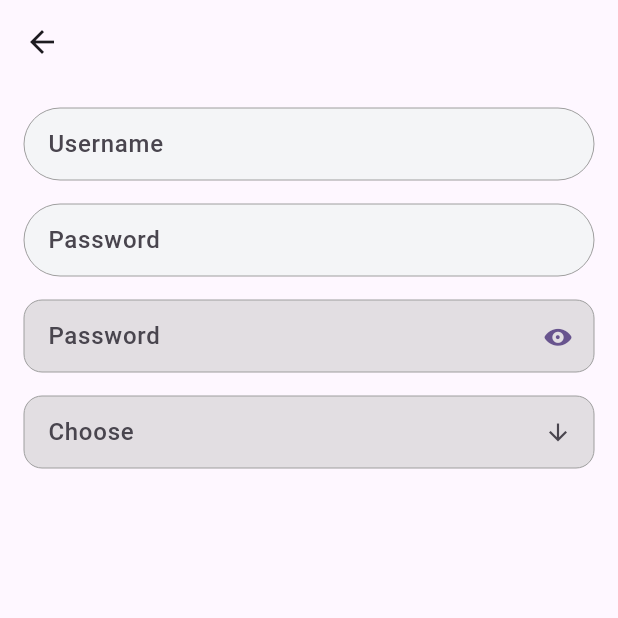
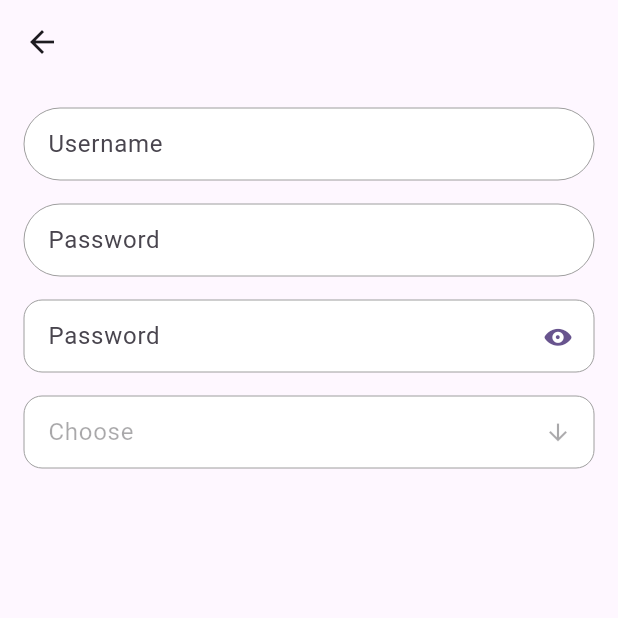
Before and after one commit to viroth-ty/express_widget, a Flutter app: the InputFieldPage screen opened directly, on a phone screen of 412 x 824 dp, the top half of it. Run offline on Flutter 3.47's test engine with Material 3 defaults, Android fonts, the phone set to English and light mode, and no system bars; our stand-ins replace figma_squircle, skeletonizer, smooth_page_indicator; missing offline and left inert: circular_reveal_animation.

Commit message:
## 0.0.14 - Updated on ExpressTextField - support enable border

```diff
--- a/example/lib/feature/checkbox_page.dart
+++ b/example/lib/feature/checkbox_page.dart
@@ -14,7 +14,7 @@ class _CheckBoxPageState extends State<CheckBoxPage> {
   Widget build(BuildContext context) {
     return Scaffold(
       appBar: AppBar(
-        title: Text("Checkbox demo"),
+        title: const Text("Checkbox demo"),
       ),
       body: Column(
         children: [
--- a/example/lib/feature/input_field_page.dart
+++ b/example/lib/feature/input_field_page.dart
@@ -1,6 +1,7 @@
 import 'package:express_widget/express_widget.dart';
 import 'package:flutter/cupertino.dart';
 import 'package:flutter/material.dart';
+import 'package:flutter/services.dart';
 
 class InputFieldPage extends StatefulWidget {
   const InputFieldPage({super.key});
@@ -31,6 +32,11 @@ class _InputFieldPageState extends State<InputFieldPage> {
                 textInputAction: TextInputAction.next,
                 textEditingController: TextEditingController(),
                 hintText: "Username",
+                label: const Text("Username"),
+                textInputType: TextInputType.number,
+                inputFormatters: [
+                  FilteringTextInputFormatter.digitsOnly
+                ],
               ),
             ),
             Padding(
@@ -39,6 +45,7 @@ class _InputFieldPageState extends State<InputFieldPage> {
                 textInputAction: TextInputAction.next,
                 textEditingController: TextEditingController(),
                 hintText: "Password",
+                label: const Text("Password"),
                 obscureText: true,
               ),
             ),
@@ -48,6 +55,7 @@ class _InputFieldPageState extends State<InputFieldPage> {
                 textInputAction: TextInputAction.done,
                 textEditingController: _textEditingController,
                 hintText: "Password",
+                label: const Text("Password"),
                 obscureText: obscureText,
                 style: ExpressTextFieldStyle.rectangle,
                 borderStyle: ExpressTextFieldBorderStyle.showFocusBorder,
@@ -71,6 +79,8 @@ class _InputFieldPageState extends State<InputFieldPage> {
                 textInputAction: TextInputAction.done,
                 textEditingController: _textEditingController,
                 hintText: "Choose",
+                label: const Text("Choose"),
+                enabled: false,
                 obscureText: obscureText,
                 style: ExpressTextFieldStyle.rectangle,
                 borderStyle: ExpressTextFieldBorderStyle.showFocusBorder,
@@ -113,16 +123,16 @@ class _InputFieldPageState extends State<InputFieldPage> {
                                   horizontal: 24,
                                   vertical: 0,
                                 ),
-                                title: const Text("Create Billing"),
+                                title: const Text("Billing"),
                                 onTap: () {
-                                  Navigator.of(context).pop("You have chose Create Billing");
+                                  Navigator.of(context).pop("Billing");
                                 },
                               ),
                               ListTile(
                                 contentPadding: const EdgeInsets.symmetric(horizontal: 24, vertical: 0),
-                                title: const Text("Update status booking"),
+                                title: const Text("Item"),
                                 onTap: () {
-                                  Navigator.of(context).pop("You have chose Update status booking");
+                                  Navigator.of(context).pop("Item");
                                 },
                               ),
                             ],
@@ -132,11 +142,7 @@ class _InputFieldPageState extends State<InputFieldPage> {
                     },
                   );
                   if(value != null) {
-                    final snackBar = SnackBar(
-                      content: Text(value),
-                    );
-                    if(!context.mounted) return;
-                    ScaffoldMessenger.of(context).showSnackBar(snackBar);
+                    _textEditingController.text = value;
                   }
                 },
                 suffixIcon: const Icon(Icons.arrow_downward_outlined),
--- a/lib/src/widget/textfield/express_text_field.dart
+++ b/lib/src/widget/textfield/express_text_field.dart
@@ -1,10 +1,12 @@
 import 'package:express_widget/express_widget.dart';
 import 'package:flutter/material.dart';
+import 'package:flutter/services.dart';
 
 class ExpressTextField extends StatelessWidget {
   final FocusNode? focusNode;
   final Widget? prefixIcon;
   final Widget? suffixIcon;
+  final Widget? label;
   final String? prefixText;
   final TextInputType? textInputType;
   final TextInputAction? textInputAction;
@@ -15,8 +17,10 @@ class ExpressTextField extends StatelessWidget {
   final bool readOnly;
   final bool showHintText;
   final bool obscureText;
+  final bool enabled;
   final ExpressTextFieldStyle style;
   final ExpressTextFieldBorderStyle borderStyle;
+  final List<TextInputFormatter>? inputFormatters;
 
   const ExpressTextField({
     super.key,
@@ -35,6 +39,9 @@ class ExpressTextField extends StatelessWidget {
     this.obscureText = false,
     this.style = ExpressTextFieldStyle.rounded,
     this.borderStyle = ExpressTextFieldBorderStyle.showFocusBorder,
+    this.inputFormatters,
+    this.label,
+    this.enabled = true,
   });
 
   @override
@@ -68,27 +75,37 @@ class ExpressTextField extends StatelessWidget {
             autocorrect: !obscureText,
             cursorOpacityAnimates: true,
             cursorRadius: const Radius.circular(6),
+            inputFormatters: inputFormatters,
             style: TextStyle(fontSize: 16, color: readOnly ? appColorBlack.withOpacity(0.4) : appColorBlack, fontWeight: FontWeight.w500),
             decoration: InputDecoration(
               hintStyle: const TextStyle(fontSize: 16),
               filled: true,
+              hintText: hintText,
+              prefixText: prefixText,
               prefixIcon: prefixIcon,
               suffixIcon: suffixIcon,
               isCollapsed: false,
               isDense: true,
-              hintText: hintText,
-              fillColor: readOnly ? appColorDarkGray.withOpacity(0.5) : const Color(0xfff4f5f7),
+              label: label,
+              fillColor: Colors.white,
+              enabled: enabled,
               border: outlineInputBorder(),
-              disabledBorder: outlineInputBorder(),
+              disabledBorder: disabledInputBorder(),
               focusedErrorBorder: outlineInputBorder(),
-              focusedBorder: borderStyle == ExpressTextFieldBorderStyle.showFocusBorder
-                  ? focusedBorderBorder(context: context)
-                  : outlineInputBorder(),
+              focusedBorder:
+                  borderStyle == ExpressTextFieldBorderStyle.showFocusBorder ? focusedBorderBorder(context: context) : outlineInputBorder(),
               enabledBorder: outlineInputBorder(),
             ),
           ),
         ),
       ],
+    );
+  }
+
+  OutlineInputBorder disabledInputBorder() {
+    return OutlineInputBorder(
+      borderSide: const BorderSide(width: 0, color: Colors.grey),
+      borderRadius: BorderRadius.all(Radius.circular(style == ExpressTextFieldStyle.rounded ? 50 : 12)),
     );
   }
 
--- a/pubspec.yaml
+++ b/pubspec.yaml
@@ -1,6 +1,6 @@
 name: express_widget
 description: "Express widget for flutter project"
-version: 0.0.12
+version: 0.0.14
 homepage: "https://github.com/viroth-ty/express_widget"
 
 environment:
```
Also changed, not shown: lib/src/widget/express_dialog.dart (+63 -30 lines), example/pubspec.lock, pubspec.lock, 1 other file.
